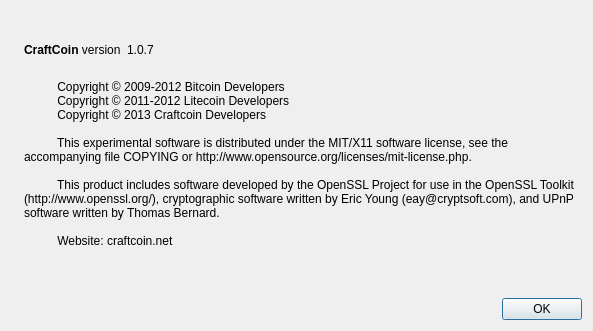
Qt form src/qt/forms/aboutdialog.ui (Baconfatt/bacoin) before a commit.
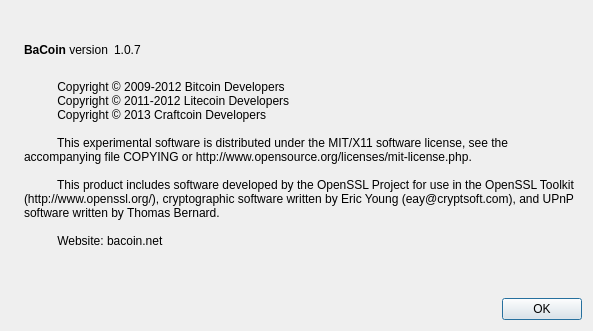
The same form after that commit. Icons and pictures are not drawn.

Patch:
```diff
--- a/src/qt/forms/aboutdialog.ui
+++ b/src/qt/forms/aboutdialog.ui
@@ -50,7 +50,7 @@
           <cursorShape>IBeamCursor</cursorShape>
          </property>
          <property name="text">
-          <string>&lt;b&gt;CraftCoin&lt;/b&gt; version</string>
+          <string>&lt;b&gt;BaCoin&lt;/b&gt; version</string>
          </property>
          <property name="textInteractionFlags">
           <set>Qt::LinksAccessibleByMouse|Qt::TextSelectableByKeyboard|Qt::TextSelectableByMouse</set>
@@ -103,7 +103,7 @@
 
           This product includes software developed by the OpenSSL Project for use in the OpenSSL Toolkit (http://www.openssl.org/), cryptographic software written by Eric Young (eay@cryptsoft.com), and UPnP software written by Thomas Bernard.
 
-          Website: craftcoin.net
+          Website: bacoin.net
         </string>
        </property>
        <property name="wordWrap">
```
Left out of the diff: 2 changed lines with no effect on the pictures.
